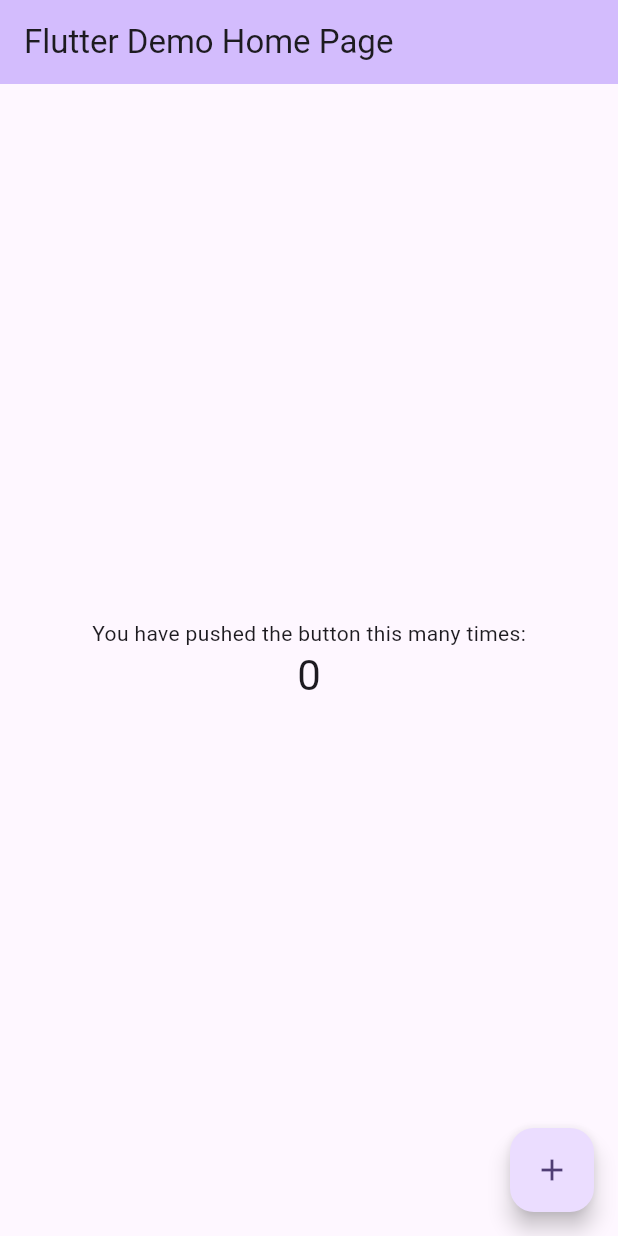
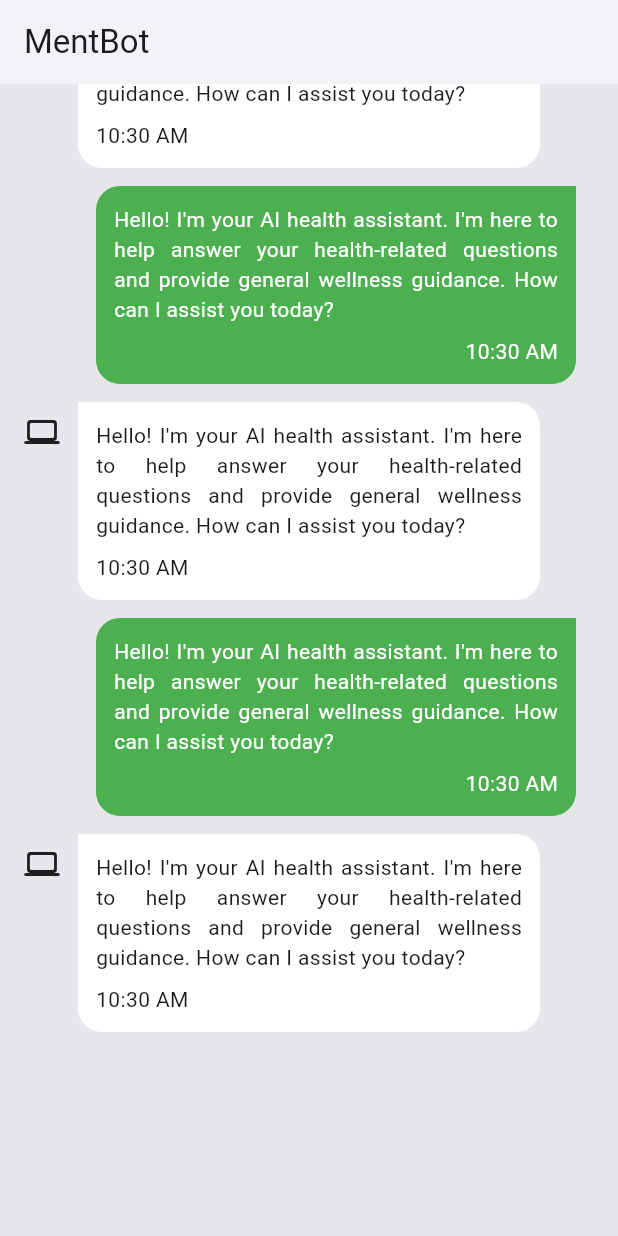
Before and after one commit to zwethu/Mental-Care-App, a Flutter app: the screen it shows after launch, on a phone screen of 412 x 824 dp. Run offline on Flutter 3.47's test engine with Material 3 defaults, Android fonts, the phone set to English and light mode, and no system bars.

Commit message:
add sample ui code

```diff
--- a/lib/main.dart
+++ b/lib/main.dart
@@ -1,4 +1,5 @@
 import 'package:flutter/material.dart';
+import 'package:mental_assistance_app/src/presentation/pages/chat/chat_page.dart';
 
 void main() {
   runApp(const MyApp());
@@ -7,119 +8,15 @@
 class MyApp extends StatelessWidget {
   const MyApp({super.key});
 
-  // This widget is the root of your application.
   @override
   Widget build(BuildContext context) {
     return MaterialApp(
       title: 'Flutter Demo',
       theme: ThemeData(
-        // This is the theme of your application.
-        //
-        // TRY THIS: Try running your application with "flutter run". You'll see
-        // the application has a purple toolbar. Then, without quitting the app,
-        // try changing the seedColor in the colorScheme below to Colors.green
-        // and then invoke "hot reload" (save your changes or press the "hot
-        // reload" button in a Flutter-supported IDE, or press "r" if you used
-        // the command line to start the app).
-        //
-        // Notice that the counter didn't reset back to zero; the application
-        // state is not lost during the reload. To reset the state, use hot
-        // restart instead.
-        //
-        // This works for code too, not just values: Most code changes can be
-        // tested with just a hot reload.
         colorScheme: ColorScheme.fromSeed(seedColor: Colors.deepPurple),
         useMaterial3: true,
       ),
-      home: const MyHomePage(title: 'Flutter Demo Home Page'),
+      home: const ChatPage(),
     );
   }
 }
-
-class MyHomePage extends StatefulWidget {
-  const MyHomePage({super.key, required this.title});
-
-  // This widget is the home page of your application. It is stateful, meaning
-  // that it has a State object (defined below) that contains fields that affect
-  // how it looks.
-
-  // This class is the configuration for the state. It holds the values (in this
-  // case the title) provided by the parent (in this case the App widget) and
-  // used by the build method of the State. Fields in a Widget subclass are
-  // always marked "final".
-
-  final String title;
-
-  @override
-  State<MyHomePage> createState() => _MyHomePageState();
-}
-
-class _MyHomePageState extends State<MyHomePage> {
-  int _counter = 0;
-
-  void _incrementCounter() {
-    setState(() {
-      // This call to setState tells the Flutter framework that something has
-      // changed in this State, which causes it to rerun the build method below
-      // so that the display can reflect the updated values. If we changed
-      // _counter without calling setState(), then the build method would not be
-      // called again, and so nothing would appear to happen.
-      _counter++;
-    });
-  }
-
-  @override
-  Widget build(BuildContext context) {
-    // This method is rerun every time setState is called, for instance as done
-    // by the _incrementCounter method above.
-    //
-    // The Flutter framework has been optimized to make rerunning build methods
-    // fast, so that you can just rebuild anything that needs updating rather
-    // than having to individually change instances of widgets.
-    return Scaffold(
-      appBar: AppBar(
-        // TRY THIS: Try changing the color here to a specific color (to
-        // Colors.amber, perhaps?) and trigger a hot reload to see the AppBar
-        // change color while the other colors stay the same.
-        backgroundColor: Theme.of(context).colorScheme.inversePrimary,
-        // Here we take the value from the MyHomePage object that was created by
-        // the App.build method, and use it to set our appbar title.
-        title: Text(widget.title),
-      ),
-      body: Center(
-        // Center is a layout widget. It takes a single child and positions it
-        // in the middle of the parent.
-        child: Column(
-          // Column is also a layout widget. It takes a list of children and
-          // arranges them vertically. By default, it sizes itself to fit its
-          // children horizontally, and tries to be as tall as its parent.
-          //
-          // Column has various properties to control how it sizes itself and
-          // how it positions its children. Here we use mainAxisAlignment to
-          // center the children vertically; the main axis here is the vertical
-          // axis because Columns are vertical (the cross axis would be
-          // horizontal).
-          //
-          // TRY THIS: Invoke "debug painting" (choose the "Toggle Debug Paint"
-          // action in the IDE, or press "p" in the console), to see the
-          // wireframe for each widget.
-          mainAxisAlignment: MainAxisAlignment.center,
-          children: <Widget>[
-            const Text(
-              'You have pushed the button this many times:',
-            ),
-            Text(
-              '$_counter',
-              style: Theme.of(context).textTheme.headlineMedium,
-            ),
-          ],
-        ),
-      ),
-      floatingActionButton: FloatingActionButton(
-        onPressed: _incrementCounter,
-        tooltip: 'Increment',
-        child: const Icon(Icons.add),
-      ), // This trailing comma makes auto-formatting nicer for build methods.
-    );
-  }
-}
--- a/lib/src/data/datasource/remote/ai_demo.dart
+++ b/lib/src/data/datasource/remote/ai_demo.dart
@@ -5,6 +5,7 @@
 //
 // Future<String?> sendMessageToGroq(String userInput) async {
 //   final url = Uri.parse('https://api.groq.com/openai/v1/chat/completions');
+//   final apiKey = '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'; // Store securely!
 //
 //   final response = await http.post(
 //     url,
--- /dev/null
+++ b/lib/src/presentation/pages/chat/chat_page.dart
@@ -0,0 +1,38 @@
+import 'package:flutter/material.dart';
+import 'package:mental_assistance_app/src/presentation/views/chat/conversation_view.dart';
+
+class ChatPage extends StatefulWidget {
+  const ChatPage({super.key});
+
+  @override
+  State<ChatPage> createState() => _ChatPageState();
+}
+
+class _ChatPageState extends State<ChatPage> {
+  @override
+  Widget build(BuildContext context) {
+    return Scaffold(
+      backgroundColor: const Color(0xffE5E7EB),
+      appBar: AppBar(
+        title: const Text("MentBot"),
+        backgroundColor: Colors.white,
+      ),
+      body: Padding(
+        padding: const EdgeInsets.symmetric(
+          vertical: 0,
+          horizontal: 16,
+        ),
+        child: Column(
+          children: [
+            const Expanded(
+              child: ConversationView(),
+            ),
+            Container(
+              height: 120,
+            ),
+          ],
+        ),
+      ),
+    );
+  }
+}
--- /dev/null
+++ b/lib/src/presentation/views/chat/conversation_view.dart
@@ -0,0 +1,152 @@
+import 'package:flutter/material.dart';
+
+class ConversationView extends StatefulWidget {
+  const ConversationView({super.key});
+
+  @override
+  State<ConversationView> createState() => _ConversationViewState();
+}
+
+class _ConversationViewState extends State<ConversationView> {
+  @override
+  Widget build(BuildContext context) {
+    return ListView.separated(
+      padding: const EdgeInsets.symmetric(vertical: 16),
+      reverse: true,
+      itemCount: 20,
+      itemBuilder: (widget, count) {
+        if (count % 2 == 0) {
+          return ChatBotTextWidget(
+            sentByChatBot: (count % 2 == 0) ? true : false,
+            text: chatText,
+            time: "10:30 AM",
+          );
+        } else {
+          return UserTextWidget(
+            sentByChatBot: (count % 2 == 0) ? true : false,
+            text: chatText,
+            time: "10:30 AM",
+          );
+        }
+      },
+      separatorBuilder: (context, count) {
+        return const SizedBox(height: 12);
+      },
+    );
+  }
+}
+
+class ChatBotTextWidget extends StatelessWidget {
+  final bool sentByChatBot;
+  final String text;
+  final String time;
+  const ChatBotTextWidget({
+    super.key,
+    required this.sentByChatBot,
+    required this.text,
+    required this.time,
+  });
+
+  @override
+  Widget build(BuildContext context) {
+    return SizedBox(
+      width: MediaQuery.of(context).size.width,
+      child: Row(
+        crossAxisAlignment: CrossAxisAlignment.start,
+        children: [
+          const Padding(
+            padding: EdgeInsets.only(top: 8),
+            child: Icon(Icons.computer_rounded),
+          ),
+          const SizedBox(width: 12),
+          Expanded(
+            child: Container(
+                margin: const EdgeInsets.only(right: 36),
+                padding: const EdgeInsets.all(12),
+                decoration: const BoxDecoration(
+                  borderRadius: BorderRadius.only(
+                    bottomLeft: Radius.circular(16),
+                    bottomRight: Radius.circular(16),
+                    topLeft: Radius.circular(0),
+                    topRight: Radius.circular(16),
+                  ),
+                  color: Colors.white,
+                ),
+                child: Column(
+                  crossAxisAlignment: CrossAxisAlignment.start,
+                  children: [
+                    Text(
+                      text,
+                      overflow: TextOverflow.clip,
+                      textAlign: TextAlign.justify,
+                    ),
+                    const SizedBox(height: 8),
+                    Text(
+                      time,
+                      style: const TextStyle(),
+                    ),
+                  ],
+                )),
+          ),
+        ],
+      ),
+    );
+  }
+}
+
+String chatText =
+    "Hello! I'm your AI health assistant. I'm here to help answer your health-related questions and provide general wellness guidance. How can I assist you today?";
+
+class UserTextWidget extends StatelessWidget {
+  final bool sentByChatBot;
+  final String text;
+  final String time;
+  const UserTextWidget({
+    super.key,
+    required this.sentByChatBot,
+    required this.text,
+    required this.time,
+  });
+  @override
+  Widget build(BuildContext context) {
+    return SizedBox(
+      width: MediaQuery.of(context).size.width,
+      child: Row(
+        crossAxisAlignment: CrossAxisAlignment.start,
+        children: [
+          Expanded(
+            child: Container(
+                margin: const EdgeInsets.only(left: 48),
+                padding: const EdgeInsets.all(12),
+                decoration: const BoxDecoration(
+                  borderRadius: BorderRadius.only(
+                    bottomLeft: Radius.circular(16),
+                    bottomRight: Radius.circular(16),
+                    topLeft: Radius.circular(16),
+                    topRight: Radius.circular(0),
+                  ),
+                  color: Colors.green,
+                ),
+                child: Column(
+                  crossAxisAlignment: CrossAxisAlignment.end,
+                  children: [
+                    Text(
+                      text,
+                      overflow: TextOverflow.clip,
+                      textAlign: TextAlign.justify,
+                      style: const TextStyle(color: Colors.white),
+                    ),
+                    const SizedBox(height: 8),
+                    Text(
+                      time,
+                      style: const TextStyle(color: Colors.white),
+                    ),
+                  ],
+                )),
+          ),
+          const SizedBox(width: 12),
+        ],
+      ),
+    );
+  }
+}
```
